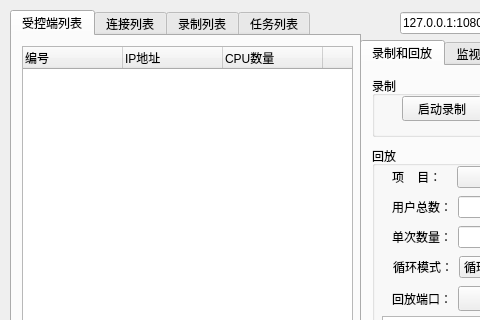
Above: SheepsServer/UI/myStressTestServerPort.ui from tianming-lu/OpenSheeps before the change; both pictures show x 0 to 480 and y 0 to 320 of the 820 by 598 pixel window. Below: the same form after it.
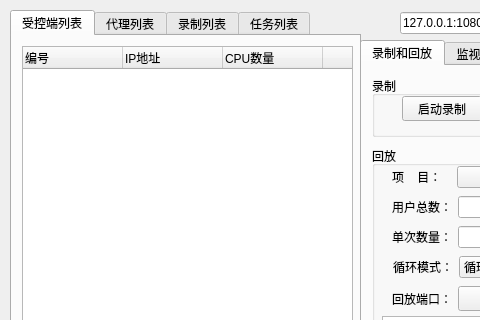
That is the form after the change.

Commit message: 控制端socks5服务器添加UDP代理支持，实现录制udp数据包

What changed in the file:
```diff
--- a/SheepsServer/UI/myStressTestServerPort.ui
+++ b/SheepsServer/UI/myStressTestServerPort.ui
@@ -525,7 +525,7 @@
    </widget>
    <widget class="QWidget" name="tab_4">
     <attribute name="title">
-     <string>连接列表</string>
+     <string>代理列表</string>
     </attribute>
     <widget class="QTableWidget" name="tableWidget_proxyClients">
      <property name="geometry">
```
The commit also changes 4 other files.
